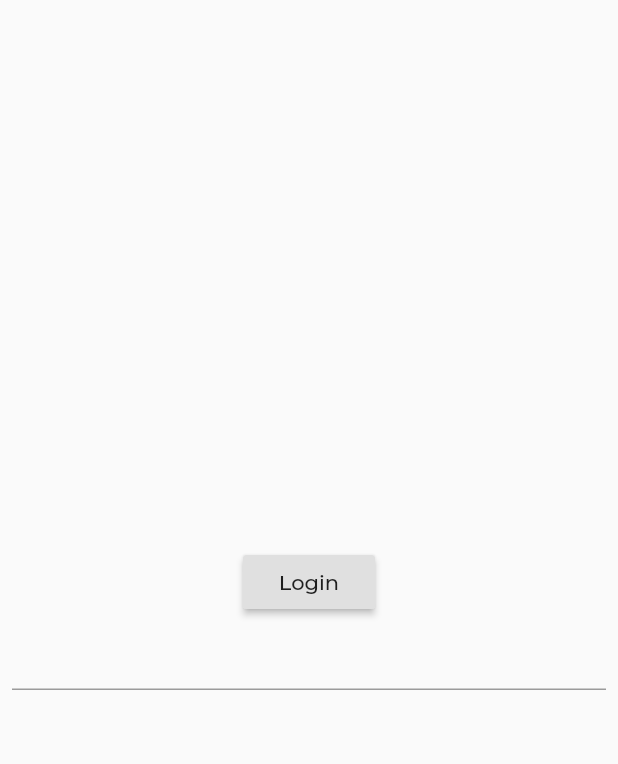
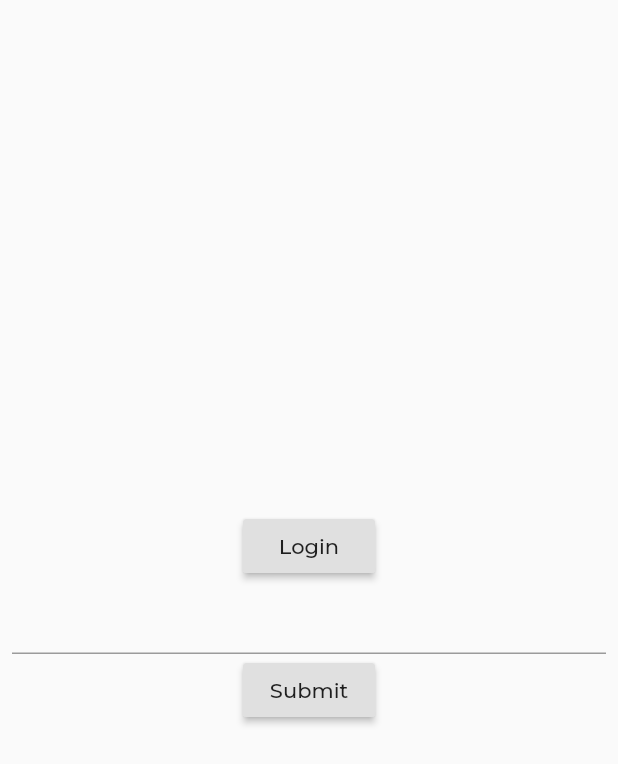
Before and after one commit to viniciusbenite/makerlab2020, a Flutter app: the LoginPage screen opened directly, after a tap on "Login", on a phone screen of 412 x 824 dp. Shown: the top 764 px of the screen. Run offline on Flutter 3.47's test engine with Material 2 defaults, Android fonts, the light colour scheme and no system bars; our stand-ins replace convert, flutter_spinbox, google_fonts; network calls fail.

Commit message:
add some stuff

```diff
--- a/makerlab/lib/screens/homePage.dart
+++ b/makerlab/lib/screens/homePage.dart
@@ -64,9 +64,9 @@ class _MyHomePageState extends State<MyHomePage> {
   @override
   Widget build(BuildContext context) {
     return Scaffold(
-      appBar: AppBar(
-        title: Text(widget.title),
-      ),
+//      appBar: AppBar(
+//        title: Text(widget.title),
+//      ),
       body: _children[_currentIndex],
       bottomNavigationBar: FABBottomAppBar(
         onTabSelected: _selectedTab,
--- a/makerlab/lib/screens/login.dart
+++ b/makerlab/lib/screens/login.dart
@@ -19,22 +19,31 @@ class _LoginPageState extends State<LoginPage> {
   final accessTokenUrl = Uri.parse('http://identity.ua.pt/oauth/access_token');
   final getDataUrl = Uri.parse('http://identity.ua.pt/oauth/get_data');
 
+  bool visible = false;
+  var verifier = "";
+
   Map userProfile = {
     'name': null,
     'email': null,
     'token': null,
   };
 
-  Future<Map<String, String>> getClient() async {
+  Future<Map<String, String>> getRequestToken() async {
     var login = UALogin(KEY, SECRET);
     var resp = await login.requestToken();
     print(resp.body);
     var list = resp.body.split("&");
     Map<String, String> data = {};
     for (var l in list) {
-      data[l.split("=")[0]] = data[l.split("=")[1]];
+      data[l.split("=")[0]] = l.split("=")[1];
     }
     return data;
+  }
+
+  getAccessToken(verifier) async {
+    var login = UALogin(KEY, SECRET);
+    var resp = await login.requestAccessToken(userProfile['token'], verifier);
+//    print(resp.headers);
   }
 
   @override
@@ -47,13 +56,33 @@ class _LoginPageState extends State<LoginPage> {
           children: [
             RaisedButton(
               onPressed: () async {
-                await getClient();
+                var data = await getRequestToken();
+                print(data);
+                var token = data['oauth_token'];
+                var urlString = "$authorizeUrl?oauth_token=$token";
+                print(urlString);
+//                launch(urlString);
+                setState(() {
+                  visible = true;
+                  userProfile['token'] = token;
+                });
               },
               child: Text('Login'),
             ),
             TextFormField(
-//              decoration: ,
-                )
+              decoration: InputDecoration(),
+              onChanged: (text) {
+                setState(() {
+                  verifier = text;
+                });
+              },
+            ),
+            RaisedButton(
+              child: Text('Submit'),
+              onPressed: () async {
+                await getAccessToken(verifier);
+              },
+            )
           ],
         ),
       ),
```
Also changed, not shown: makerlab/lib/main.dart (+5 -6 lines), makerlab/lib/screens/mainPage.dart (+12 -2 lines), makerlab/lib/utils/login.dart (+32 -3 lines).
